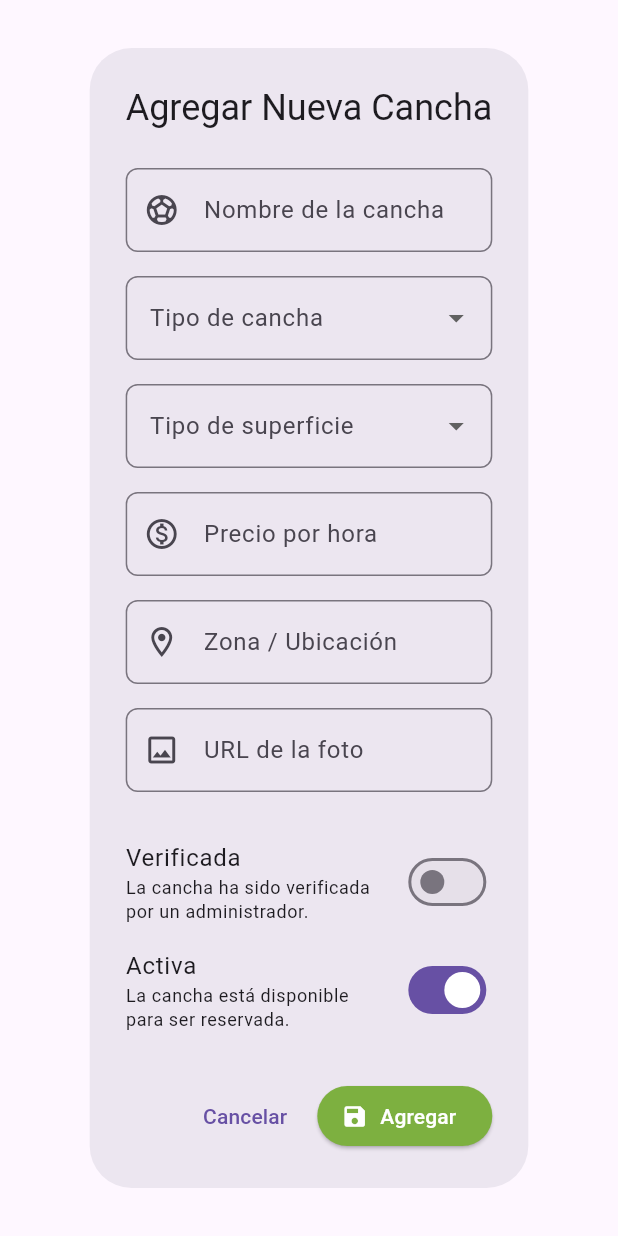
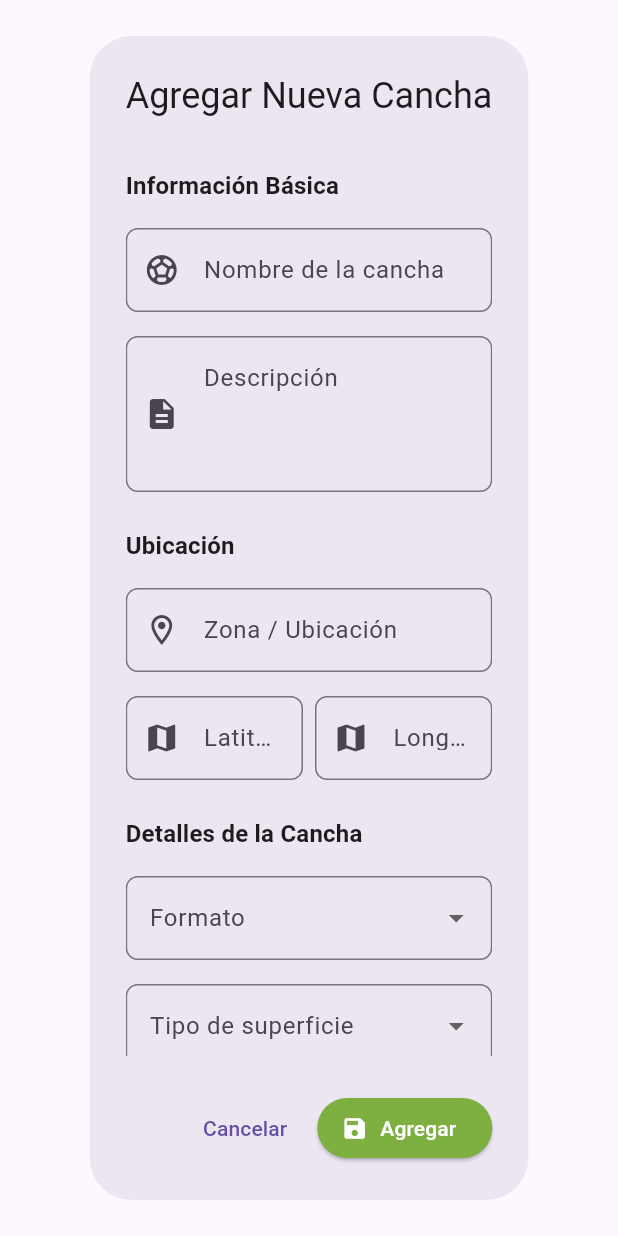
Before and after one commit to luisr0514/TeamUpWeb, a Flutter app: the FieldFormDialog widget shown alone on an empty page, opened directly, on a phone screen of 412 x 824 dp. Run offline on Flutter 3.47's test engine with Material 3 defaults, Android fonts, the light colour scheme and no system bars; our stand-ins replace cloud_firestore, firebase_auth, firebase_core, shared_preferences; accounts and stored records are empty; network calls fail.

Commit message:
Arreglando agregar field

```diff
--- a/lib/widget_home_page/manage_fields/manage_fields_page.dart
+++ b/lib/widget_home_page/manage_fields/manage_fields_page.dart
@@ -35,7 +35,6 @@ class _ManageFieldsPageState extends State<ManageFieldsPage> {
   void _showAddFieldDialog() {
     showDialog(
       context: context,
-      // Usamos nuestro widget de formulario especializado.
       builder: (context) => const FieldFormDialog(),
     );
   }
--- a/lib/widget_home_page/manage_fields/widgets/field_form_dialog.dart
+++ b/lib/widget_home_page/manage_fields/widgets/field_form_dialog.dart
@@ -1,6 +1,7 @@
 import 'package:cloud_firestore/cloud_firestore.dart';
+import 'package:firebase_auth/firebase_auth.dart'; // <-- 1. IMPORTA FIREBASE AUTH
 import 'package:flutter/material.dart';
-import 'form_validators.dart'; // Importa la clase de validadores
+import 'form_validators.dart';
 
 class FieldFormDialog extends StatefulWidget {
   final String? docId;
@@ -21,107 +22,147 @@ class FieldFormDialog extends StatefulWidget {
 class _FieldFormDialogState extends State<FieldFormDialog> {
   final _formKey = GlobalKey<FormState>();
 
-  // Controladores para los campos de texto
+  // --- DECLARACIÓN DE CONTROLADORES ---
+  // Se elimina el _ownerIdController
+
   late final TextEditingController _nameController;
+  late final TextEditingController _zoneController;
+  late final TextEditingController _latController;
+  late final TextEditingController _lngController;
   late final TextEditingController _priceController;
   late final TextEditingController _photoUrlController;
-  late final TextEditingController _zoneController;
-  // ... agrega más controladores si son necesarios para otros campos de texto
+  late final TextEditingController _descriptionController;
+  late final TextEditingController _contactController;
+  late final TextEditingController _discountPercentageController;
+  late final TextEditingController _minPlayersController;
 
-  // Variables de estado para widgets que no son de texto
-  String? _selectedType;
+  // ... (el resto de las variables de estado se mantienen igual)
   String? _selectedSurfaceType;
-  bool _isVerified = false;
+  String? _selectedFormat;
+  String? _selectedFootwear;
+  double? _selectedDuration;
   bool _isActive = true;
+  bool _hasDiscount = false;
+
   bool _isLoading = false;
 
-  // Opciones para los menús desplegables
-  final List<String> _fieldTypes = ['Fútbol 5', 'Fútbol 7', 'Fútbol 11', 'Pádel', 'Tenis'];
-  final List<String> _surfaceTypes = ['Césped Sintético', 'Césped Natural', 'Cemento', 'Polvo de Ladrillo', 'Parquet'];
+  final List<String> _surfaceTypes = ['Césped Sintético', 'Césped Natural', 'Cemento', 'Parquet'];
+  final List<String> _formats = ['Fútbol 5', 'Fútbol 7', 'Fútbol 8', 'Fútbol 11', 'Pádel', 'Tenis'];
+  final List<String> _footwearTypes = ['Cualquiera', 'Botines de Césped Sintético', 'Zapatillas de Suela Lisa'];
+  final List<double> _durations = [1.0, 1.5, 2.0];
 
   @override
   void initState() {
     super.initState();
     final data = widget.initialData ?? {};
 
-    // Inicializa controladores
+    // --- INICIALIZACIÓN DE CONTROLADORES ---
+    // Se elimina la inicialización de _ownerIdController
     _nameController = TextEditingController(text: data['name'] ?? '');
+    _zoneController = TextEditingController(text: data['zone'] ?? '');
+    _latController = TextEditingController(text: data['lat']?.toString() ?? '');
+    _lngController = TextEditingController(text: data['lng']?.toString() ?? '');
     _priceController = TextEditingController(text: data['pricePerHour']?.toString() ?? '');
     _photoUrlController = TextEditingController(text: data['photoUrl'] ?? '');
-    _zoneController = TextEditingController(text: data['zone'] ?? '');
+    _descriptionController = TextEditingController(text: data['description'] ?? '');
+    _contactController = TextEditingController(text: data['contact'] ?? '');
+    _discountPercentageController = TextEditingController(text: data['discountPercentage']?.toString() ?? '');
+    _minPlayersController = TextEditingController(text: data['minPlayersToBook']?.toString() ?? '');
 
-    // Inicializa menús desplegables de forma segura
-    _selectedType = data['type'];
-    if (!_fieldTypes.contains(_selectedType)) {
-      _selectedType = null;
-    }
+    // ... (el resto de la inicialización se mantiene igual)
+    _selectedSurfaceType = data['surfaceType'];
+    if (!_surfaceTypes.contains(_selectedSurfaceType)) _selectedSurfaceType = null;
 
-    _selectedSurfaceType = data['surfaceType'];
-    if (!_surfaceTypes.contains(_selectedSurfaceType)) {
-      _selectedSurfaceType = null;
-    }
+    _selectedFormat = data['format'];
+    if (!_formats.contains(_selectedFormat)) _selectedFormat = null;
 
-    // Inicializa switches
-    _isVerified = data['isVerified'] ?? false;
+    _selectedFootwear = data['footwear'];
+    if (!_footwearTypes.contains(_selectedFootwear)) _selectedFootwear = null;
+
+    _selectedDuration = (data['duration'] as num?)?.toDouble();
+    if (!_durations.contains(_selectedDuration)) _selectedDuration = null;
+
     _isActive = data['isActive'] ?? true;
+    _hasDiscount = data['hasDiscount'] ?? false;
   }
 
   @override
   void dispose() {
+    // Se elimina el dispose de _ownerIdController
     _nameController.dispose();
+    _zoneController.dispose();
+    _latController.dispose();
+    _lngController.dispose();
     _priceController.dispose();
     _photoUrlController.dispose();
-    _zoneController.dispose();
+    _descriptionController.dispose();
+    _contactController.dispose();
+    _discountPercentageController.dispose();
+    _minPlayersController.dispose();
     super.dispose();
   }
 
   Future<void> _submitForm() async {
-    // Primero, valida el formulario. Si no es válido, no hace nada.
     if (!(_formKey.currentState?.validate() ?? false)) return;
+
+    // --- 2. OBTENER EL ID DEL USUARIO LOGUEADO ---
+    final currentUser = FirebaseAuth.instance.currentUser;
+    if (currentUser == null) {
+      // Si por alguna razón no hay usuario, muestra un error y no continúes.
+      // Esto es una salvaguarda importante.
+      if (!mounted) return;
+      ScaffoldMessenger.of(context).showSnackBar(
+        const SnackBar(content: Text('Error: No se ha podido identificar al usuario. Por favor, inicie sesión de nuevo.'), backgroundColor: Colors.red),
+      );
+      return;
+    }
+    final ownerId = currentUser.uid;
 
     setState(() => _isLoading = true);
 
     try {
-      final data = {
+      final dataToSave = {
+        'ownerId': ownerId, // <-- 3. AÑADIR EL ID AUTOMÁTICAMENTE
         'name': _nameController.text.trim(),
+        'zone': _zoneController.text.trim(),
+        // ... (el resto de los campos se mantienen igual)
+        'lat': double.tryParse(_latController.text.trim()) ?? 0.0,
+        'lng': double.tryParse(_lngController.text.trim()) ?? 0.0,
         'pricePerHour': double.tryParse(_priceController.text.trim()) ?? 0.0,
         'photoUrl': _photoUrlController.text.trim(),
-        'zone': _zoneController.text.trim(),
-        'type': _selectedType,
+        'description': _descriptionController.text.trim(),
+        'contact': _contactController.text.trim(),
         'surfaceType': _selectedSurfaceType,
-        'isVerified': _isVerified,
+        'format': _selectedFormat,
+        'footwear': _selectedFootwear,
+        'duration': _selectedDuration,
         'isActive': _isActive,
+        'hasDiscount': _hasDiscount,
+        'discountPercentage': _hasDiscount ? (double.tryParse(_discountPercentageController.text.trim()) ?? 0.0) : null,
+        'minPlayersToBook': int.tryParse(_minPlayersController.text.trim()) ?? 1,
         'updatedAt': Timestamp.now(),
       };
 
       if (widget.isEditing) {
-        await FirebaseFirestore.instance.collection('fields').doc(widget.docId!).update(data);
+        // En modo edición, no actualizamos el ownerId ni createdAt.
+        // Se podría hacer, pero generalmente estos campos son inmutables.
+        dataToSave.remove('ownerId');
+        await FirebaseFirestore.instance.collection('fields').doc(widget.docId!).update(dataToSave);
       } else {
-        data['createdAt'] = Timestamp.now();
-        // NOTA: No es necesario pre-crear el 'fieldId', Firestore lo genera.
-        // Si necesitas el ID, puedes obtenerlo después de la creación.
-        await FirebaseFirestore.instance.collection('fields').add(data);
+        dataToSave['createdAt'] = Timestamp.now();
+        await FirebaseFirestore.instance.collection('fields').add(dataToSave);
       }
 
       if (!mounted) return;
-
-      // Feedback de éxito
       ScaffoldMessenger.of(context).showSnackBar(
-        SnackBar(
-          content: Text('Cancha ${widget.isEditing ? 'actualizada' : 'agregada'} con éxito.'),
-          backgroundColor: Colors.green,
-        ),
+        SnackBar(content: Text('Cancha ${widget.isEditing ? 'actualizada' : 'agregada'} con éxito.'), backgroundColor: Colors.green),
       );
       Navigator.of(context).pop();
 
     } catch (e) {
       if (!mounted) return;
-      // Feedback de error
       ScaffoldMessenger.of(context).showSnackBar(
-        SnackBar(
-          content: Text('Error al guardar: ${e.toString()}'),
-          backgroundColor: Colors.red,
-        ),
+        SnackBar(content: Text('Error al guardar: ${e.toString()}'), backgroundColor: Colors.red),
       );
     } finally {
       if (mounted) setState(() => _isLoading = false);
@@ -133,149 +174,103 @@ class _FieldFormDialogState extends State<FieldFormDialog> {
     return AlertDialog(
       title: Text(widget.isEditing ? 'Editar Cancha' : 'Agregar Nueva Cancha'),
       content: _isLoading
-          ? const SizedBox(
-        height: 150,
-        child: Center(child: CircularProgressIndicator()),
-      )
+          ? const SizedBox(height: 150, child: Center(child: CircularProgressIndicator()))
           : Form(
         key: _formKey,
         child: SizedBox(
-          width: MediaQuery.of(context).size.width * 0.4, // Ajusta el ancho del diálogo
-          child: ListView( // Usar ListView permite un scroll suave si el contenido es mucho
+          width: MediaQuery.of(context).size.width * 0.5,
+          child: ListView(
             shrinkWrap: true,
             children: [
-              _buildTextFormField(
-                controller: _nameController,
-                label: 'Nombre de la cancha',
-                icon: Icons.sports_soccer,
-                validator: FormValidators.required,
+              _buildSectionTitle('Información Básica'),
+              _buildTextFormField(controller: _nameController, label: 'Nombre de la cancha', icon: Icons.sports_soccer, validator: FormValidators.required),
+              // --- 4. SE ELIMINA EL CAMPO DEL FORMULARIO ---
+              // Ya no se muestra el campo para el ID de propietario.
+              _buildTextFormField(controller: _descriptionController, label: 'Descripción', icon: Icons.description, maxLines: 3),
+
+              // ... (el resto del método build se mantiene exactamente igual)
+              _buildSectionTitle('Ubicación'),
+              _buildTextFormField(controller: _zoneController, label: 'Zona / Ubicación', icon: Icons.location_on_outlined, validator: FormValidators.required),
+              Row(
+                children: [
+                  Expanded(child: _buildTextFormField(controller: _latController, label: 'Latitud', icon: Icons.map, keyboardType: const TextInputType.numberWithOptions(decimal: true, signed: true), validator: FormValidators.isNumeric)),
+                  const SizedBox(width: 8),
+                  Expanded(child: _buildTextFormField(controller: _lngController, label: 'Longitud', icon: Icons.map, keyboardType: const TextInputType.numberWithOptions(decimal: true, signed: true), validator: FormValidators.isNumeric)),
+                ],
               ),
-              _buildDropdownFormField(
-                value: _selectedType,
-                items: _fieldTypes,
-                label: 'Tipo de cancha',
-                onChanged: (value) => setState(() => _selectedType = value),
-              ),
-              _buildDropdownFormField(
-                value: _selectedSurfaceType,
-                items: _surfaceTypes,
-                label: 'Tipo de superficie',
-                onChanged: (value) => setState(() => _selectedSurfaceType = value),
-              ),
-              _buildTextFormField(
-                controller: _priceController,
-                label: 'Precio por hora',
-                icon: Icons.monetization_on_outlined,
-                keyboardType: const TextInputType.numberWithOptions(decimal: true),
-                validator: (value) => FormValidators.compose(value, [
-                  FormValidators.required,
-                  FormValidators.isNumeric,
-                  FormValidators.isPositiveNumber,
-                ]),
-              ),
-              _buildTextFormField(
-                controller: _zoneController,
-                label: 'Zona / Ubicación',
-                icon: Icons.location_on_outlined,
-                validator: FormValidators.required,
-              ),
-              _buildTextFormField(
-                controller: _photoUrlController,
-                label: 'URL de la foto',
-                icon: Icons.image_outlined,
-                keyboardType: TextInputType.url,
-                validator: (value) => FormValidators.compose(value, [
-                  FormValidators.required,
-                  FormValidators.isUrl,
-                ]),
-              ),
-              const SizedBox(height: 16),
-              _buildSwitchListTile(
-                title: 'Verificada',
-                subtitle: 'La cancha ha sido verificada por un administrador.',
-                value: _isVerified,
-                onChanged: (value) => setState(() => _isVerified = value),
-              ),
-              _buildSwitchListTile(
-                title: 'Activa',
-                subtitle: 'La cancha está disponible para ser reservada.',
-                value: _isActive,
-                onChanged: (value) => setState(() => _isActive = value),
-              ),
+
+              _buildSectionTitle('Detalles de la Cancha'),
+              _buildDropdownFormField(value: _selectedFormat, items: _formats, label: 'Formato', onChanged: (v) => setState(() => _selectedFormat = v)),
+              _buildDropdownFormField(value: _selectedSurfaceType, items: _surfaceTypes, label: 'Tipo de superficie', onChanged: (v) => setState(() => _selectedSurfaceType = v)),
+              _buildDropdownFormField(value: _selectedFootwear, items: _footwearTypes, label: 'Calzado permitido', onChanged: (v) => setState(() => _selectedFootwear = v)),
+              _buildDropdownFormField(value: _selectedDuration, items: _durations, label: 'Duración por turno (horas)', onChanged: (v) => setState(() => _selectedDuration = v)),
+              _buildTextFormField(controller: _minPlayersController, label: 'Mínimo de jugadores', icon: Icons.group, keyboardType: TextInputType.number, validator: FormValidators.isNumeric),
+
+              _buildSectionTitle('Precio y Contacto'),
+              _buildTextFormField(controller: _priceController, label: 'Precio por hora', icon: Icons.monetization_on_outlined, keyboardType: const TextInputType.numberWithOptions(decimal: true), validator: (v) => FormValidators.compose(v, [FormValidators.required, FormValidators.isNumeric, FormValidators.isPositiveNumber])),
+              _buildSwitchListTile(title: '¿Tiene descuento?', value: _hasDiscount, onChanged: (v) => setState(() => _hasDiscount = v)),
+              if (_hasDiscount)
+                _buildTextFormField(controller: _discountPercentageController, label: 'Porcentaje de descuento (%)', icon: Icons.percent, keyboardType: TextInputType.number, validator: (v) => FormValidators.compose(v, [FormValidators.required, FormValidators.isNumeric])),
+              _buildTextFormField(controller: _contactController, label: 'Contacto (teléfono/email)', icon: Icons.contact_phone, validator: FormValidators.required),
+              _buildTextFormField(controller: _photoUrlController, label: 'URL de la foto', icon: Icons.image_outlined, keyboardType: TextInputType.url, validator: (v) => FormValidators.compose(v, [FormValidators.required, FormValidators.isUrl])),
+
+              _buildSectionTitle('Estado'),
+              _buildSwitchListTile(title: 'Activa', subtitle: 'La cancha está disponible para ser reservada.', value: _isActive, onChanged: (v) => setState(() => _isActive = v)),
             ],
           ),
         ),
       ),
       actions: [
         TextButton(onPressed: () => Navigator.of(context).pop(), child: const Text('Cancelar')),
-        ElevatedButton.icon(
-          icon: const Icon(Icons.save),
-          label: Text(widget.isEditing ? 'Guardar Cambios' : 'Agregar'),
-          onPressed: _isLoading ? null : _submitForm, // Desactiva el botón mientras carga
-          style: ElevatedButton.styleFrom(
-            backgroundColor: const Color.fromARGB(255, 125, 176, 64),
-            foregroundColor: Colors.white,
-          ),
-        ),
+        ElevatedButton.icon(icon: const Icon(Icons.save), label: Text(widget.isEditing ? 'Guardar Cambios' : 'Agregar'), onPressed: _isLoading ? null : _submitForm, style: ElevatedButton.styleFrom(backgroundColor: const Color.fromARGB(255, 125, 176, 64), foregroundColor: Colors.white)),
       ],
     );
   }
 
-  // --- WIDGETS BUILDERS HELPERS ---
-  // Estos métodos ayudan a mantener el método build() limpio y legible.
+  // Los métodos _build... helpers se mantienen igual
 
-  Widget _buildTextFormField({
-    required TextEditingController controller,
-    required String label,
-    required IconData icon,
-    TextInputType? keyboardType,
-    String? Function(String?)? validator,
-  }) {
+  Widget _buildSectionTitle(String title) {
+    return Padding(
+      padding: const EdgeInsets.only(top: 16.0, bottom: 8.0),
+      child: Text(title, style: Theme.of(context).textTheme.titleMedium?.copyWith(fontWeight: FontWeight.bold)),
+    );
+  }
+
+  Widget _buildTextFormField({ required TextEditingController controller, required String label, IconData? icon, TextInputType? keyboardType, String? Function(String?)? validator, int maxLines = 1, }) {
     return Padding(
       padding: const EdgeInsets.symmetric(vertical: 8.0),
       child: TextFormField(
         controller: controller,
         keyboardType: keyboardType,
+        maxLines: maxLines,
         decoration: InputDecoration(
           labelText: label,
-          prefixIcon: Icon(icon),
+          prefixIcon: icon != null ? Icon(icon) : null,
           border: OutlineInputBorder(borderRadius: BorderRadius.circular(8)),
+          alignLabelWithHint: maxLines > 1,
         ),
         validator: validator,
       ),
     );
   }
 
-  Widget _buildDropdownFormField({
-    required String? value,
-    required List<String> items,
-    required String label,
-    required void Function(String?) onChanged,
-  }) {
+  Widget _buildDropdownFormField<T>({ required T? value, required List<T> items, required String label, required void Function(T?) onChanged, }) {
     return Padding(
       padding: const EdgeInsets.symmetric(vertical: 8.0),
-      child: DropdownButtonFormField<String>(
+      child: DropdownButtonFormField<T>(
         value: value,
-        items: items.map((item) => DropdownMenuItem(value: item, child: Text(item))).toList(),
+        items: items.map((item) => DropdownMenuItem<T>(value: item, child: Text(item.toString()))).toList(),
         onChanged: onChanged,
-        decoration: InputDecoration(
-          labelText: label,
-          border: OutlineInputBorder(borderRadius: BorderRadius.circular(8)),
-        ),
+        decoration: InputDecoration(labelText: label, border: OutlineInputBorder(borderRadius: BorderRadius.circular(8))),
         validator: (value) => value == null ? 'Debes seleccionar una opción' : null,
       ),
     );
   }
 
-  Widget _buildSwitchListTile({
-    required String title,
-    required String subtitle,
-    required bool value,
-    required void Function(bool) onChanged,
-  }) {
+  Widget _buildSwitchListTile({ required String title, String? subtitle, required bool value, required void Function(bool) onChanged, }) {
     return SwitchListTile(
       title: Text(title),
-      subtitle: Text(subtitle, style: Theme.of(context).textTheme.bodySmall),
+      subtitle: subtitle != null ? Text(subtitle, style: Theme.of(context).textTheme.bodySmall) : null,
       value: value,
       onChanged: onChanged,
       contentPadding: EdgeInsets.zero,
```
